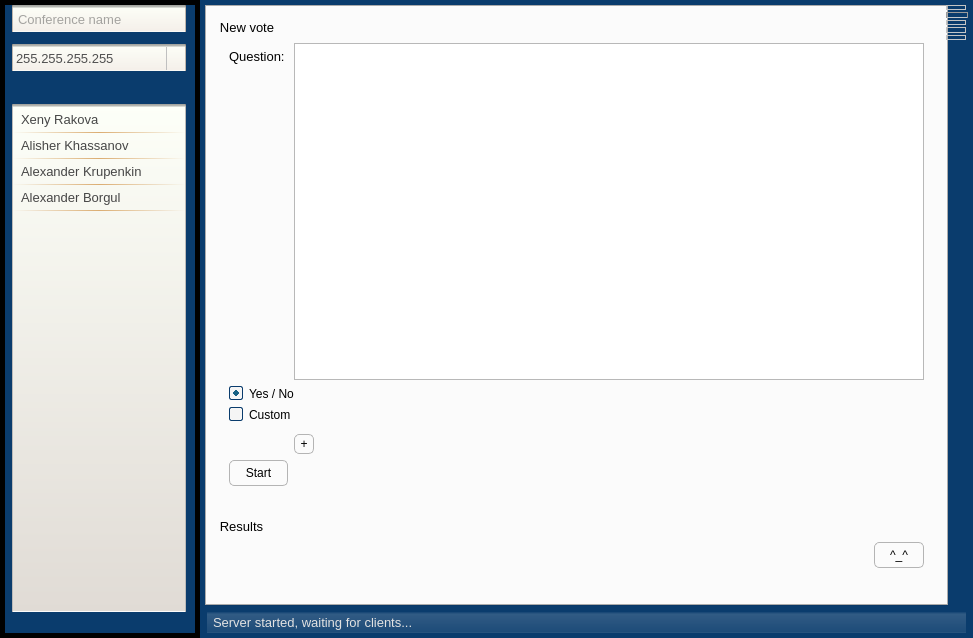
The window that ServerGui/main_window.ui (akru/conference-speaker-server) describes before a commit, drawn with Qt 5.
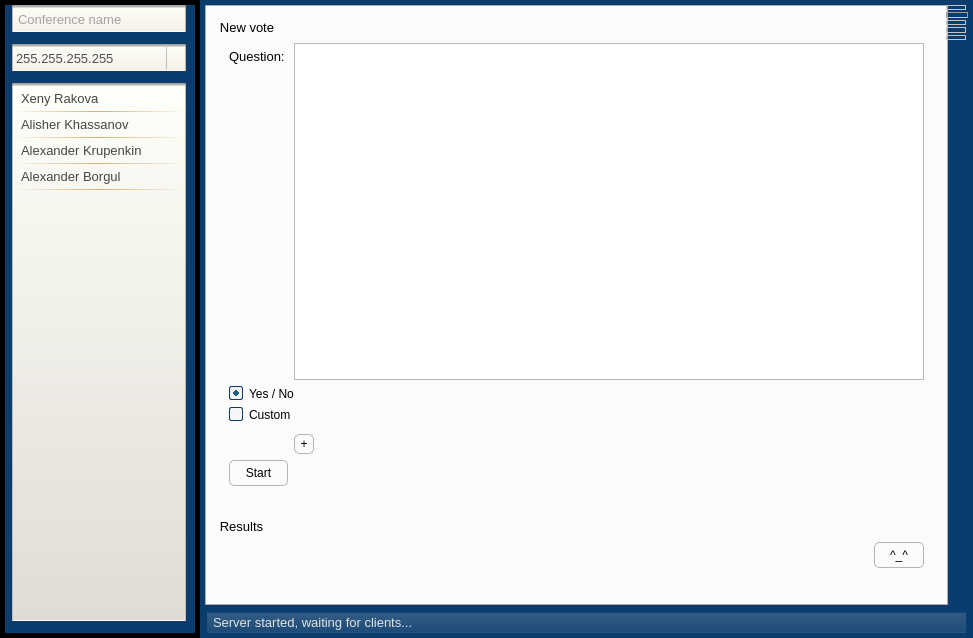
The same window after the commit. The open tabs and pages were chosen to show the change. Icons and pictures are not drawn.

Commit message: main window migrate babystep

Patch:
```diff
--- a/ServerGui/main_window.ui
+++ b/ServerGui/main_window.ui
@@ -282,7 +282,12 @@
     background: qlineargradient(x1: 0, y1: 0, x2: 0, y2: 1,
                                  stop: 0 #fafafa, stop: 0.4 #f4f4f4,
                                  stop: 0.5 #e7e7e7, stop: 1.0 #fafafa);
- }</string>
+ }
+
+QLabel#labelClientListUp {
+	border-top: 1px solid qlineargradient(spread:reflect, x1:1, y1:0, x2:0, y2:0, stop:0 rgba(162, 162, 162, 0), stop:0.5 rgba(219, 173, 114, 255), stop:1 rgba(162, 162, 162, 0));
+   margin-top: 5px;
+}</string>
   </property>
   <widget class="QWidget" name="centralWidget">
    <layout class="QHBoxLayout" name="horizontalLayout">
@@ -335,7 +340,7 @@
         <number>9</number>
        </property>
        <property name="bottomMargin">
-        <number>0</number>
+        <number>12</number>
        </property>
        <item>
         <widget class="QLineEdit" name="labelName">
@@ -397,33 +402,6 @@
         </widget>
        </item>
        <item>
-        <layout class="QVBoxLayout" name="verticalLayout_7">
-         <property name="leftMargin">
-          <number>0</number>
-         </property>
-         <property name="topMargin">
-          <number>0</number>
-         </property>
-         <item>
-          <widget class="QLabel" name="label_27">
-           <property name="maximumSize">
-            <size>
-             <width>16777215</width>
-             <height>18</height>
-            </size>
-           </property>
-           <property name="text">
-            <string/>
-           </property>
-           <property name="pixmap">
-            <pixmap resource="resource.qrc">:/gui/client-list-line</pixmap>
-           </property>
-           <property name="scaledContents">
-            <bool>true</bool>
-           </property>
-          </widget>
-         </item>
-         <item>
           <widget class="QListWidget" name="clientList">
            <property name="verticalScrollBarPolicy">
             <enum>Qt::ScrollBarAlwaysOff</enum>
@@ -471,27 +449,6 @@
            </item>
           </widget>
          </item>
-         <item>
-          <widget class="QLabel" name="label_26">
-           <property name="maximumSize">
-            <size>
-             <width>16777215</width>
-             <height>18</height>
-            </size>
-           </property>
-           <property name="text">
-            <string/>
-           </property>
-           <property name="pixmap">
-            <pixmap resource="resource.qrc">:/gui/client-list-line</pixmap>
-           </property>
-           <property name="scaledContents">
-            <bool>true</bool>
-           </property>
-          </widget>
-         </item>
-        </layout>
-       </item>
       </layout>
      </widget>
     </item>
```
Left out of the diff: 30 changed lines with no effect on the pictures. Lines whose indentation alone changed are shown as unchanged.
